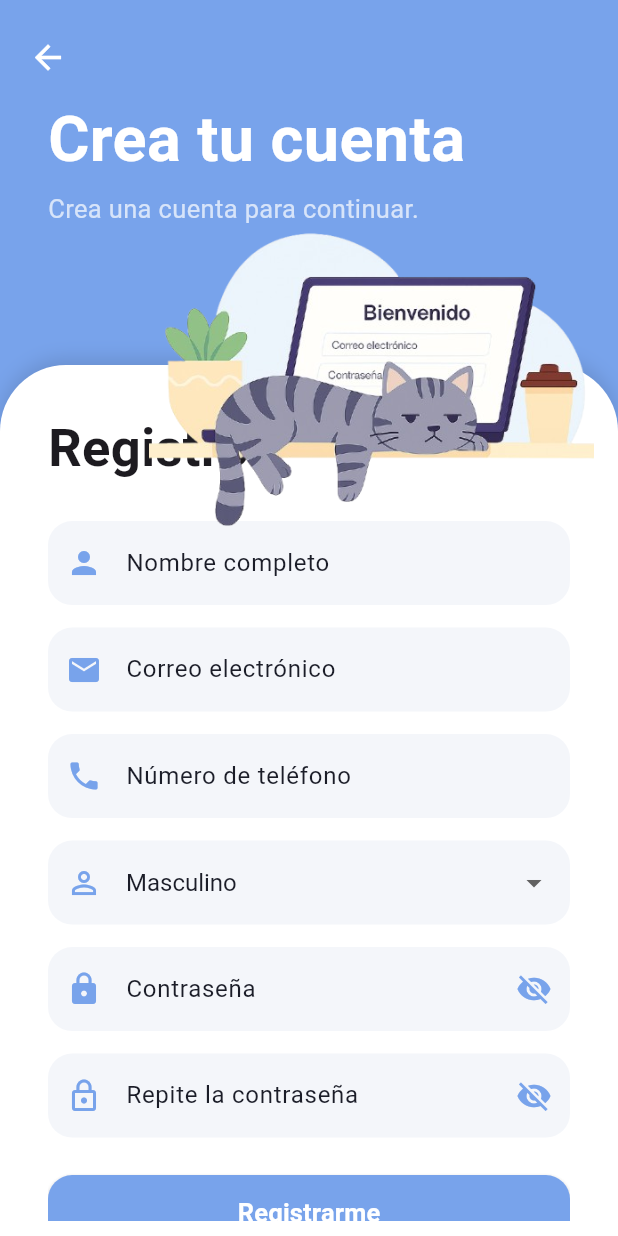
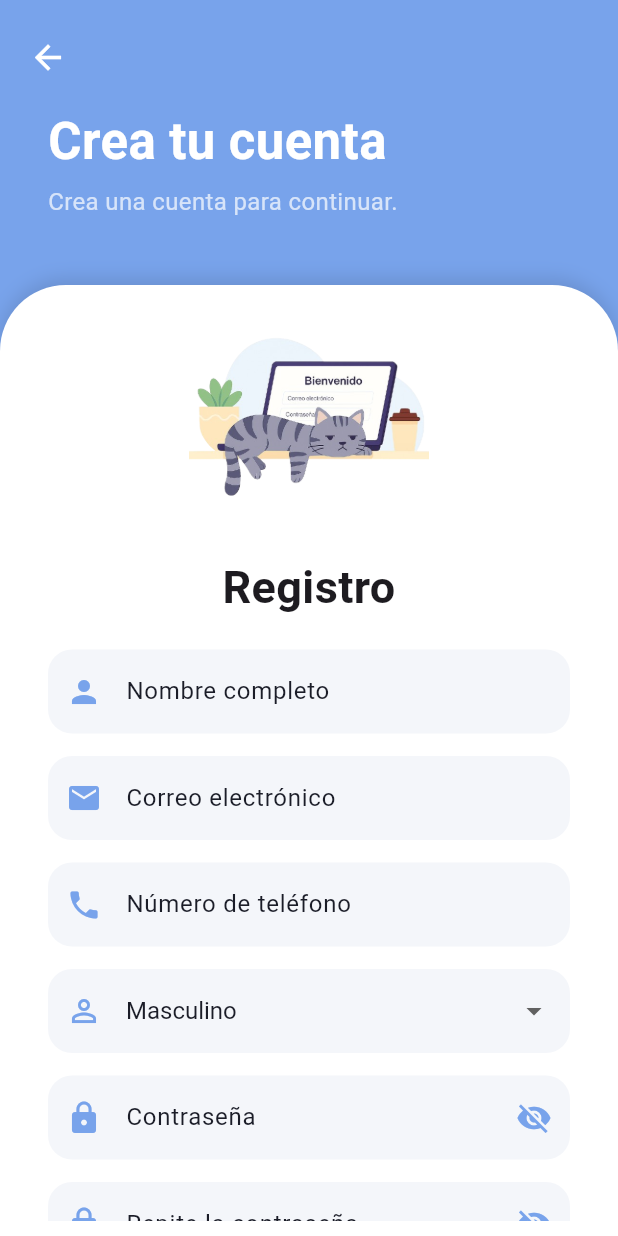
Before and after one commit to Skisekia/monedario, a Flutter app: the RegisterView screen opened by its route, on a phone screen of 412 x 824 dp. Run offline on Flutter 3.47's test engine with Material 3 defaults, Android fonts, the phone set to English and light mode, and no system bars; our stand-ins replace firebase_auth, firebase_core; accounts and stored records are empty.

Commit message:
Change docs
Se modificaron las funcionalidades de los archivos de registro, Login, desaborad, etc. para mejorar la interacción al registrarse

```diff
--- a/lib/controllers/auth_controller.dart
+++ b/lib/controllers/auth_controller.dart
@@ -8,7 +8,7 @@ class AuthController extends ChangeNotifier {
     _loading = true;
     notifyListeners();
 
-    // Simula una llamada a tu backend
+    // Simula delay o llama a FirebaseAuth
     await Future.delayed(const Duration(seconds: 2));
 
     _loading = false;
--- a/lib/controllers/register_controller.dart
+++ b/lib/controllers/register_controller.dart
@@ -2,11 +2,15 @@ import 'package:firebase_auth/firebase_auth.dart';
 import 'package:flutter/material.dart';
 
 class RegisterController {
+  // ======== Controladores de campos de entrada ========
   final TextEditingController emailCtrl;
   final TextEditingController passCtrl;
   final TextEditingController pass2Ctrl;
   final TextEditingController nameCtrl;
+  final TextEditingController phoneCtrl;
+  final String gender;
 
+  // ======== Callbacks para notificar éxito o error ========
   final VoidCallback onSuccess;
   final Function(String) onError;
 
@@ -17,17 +21,22 @@ class RegisterController {
     required this.passCtrl,
     required this.pass2Ctrl,
     required this.nameCtrl,
+    required this.phoneCtrl,
+    required this.gender,
     required this.onSuccess,
     required this.onError,
   });
 
+  // ======== Lógica de registro principal ========
   Future<void> registerUser(BuildContext context) async {
     final email = emailCtrl.text.trim();
     final pass = passCtrl.text.trim();
     final pass2 = pass2Ctrl.text.trim();
     final name = nameCtrl.text.trim();
+    final phone = phoneCtrl.text.trim();
 
-    if (email.isEmpty || pass.isEmpty || name.isEmpty || pass2.isEmpty) {
+    // Validaciones
+    if (email.isEmpty || pass.isEmpty || name.isEmpty || pass2.isEmpty || phone.isEmpty) {
       onError("Completa todos los campos.");
       return;
     }
@@ -38,14 +47,17 @@ class RegisterController {
     }
 
     try {
+      // Registro en Firebase
       final cred = await _auth.createUserWithEmailAndPassword(
         email: email,
         password: pass,
       );
 
+      // Actualiza nombre (puedes guardar teléfono y género en Firestore después)
       await cred.user!.updateDisplayName(name);
       await cred.user!.reload();
 
+      // Registro exitoso
       onSuccess();
     } on FirebaseAuthException catch (e) {
       String msg = "Error al registrar.";
@@ -58,8 +70,21 @@ class RegisterController {
     }
   }
 
+  // ======== Google Sign-In (placeholder) ========
   Future<void> signInWithGoogle() async {
-    // Puedes implementar aquí tu flujo de Google Sign-In
-    // y luego llamar a onSuccess() si fue exitoso
+    // TODO: Implementar lógica real con Google Sign-In
+    onError("Google Sign-In aún no está implementado.");
+  }
+
+  // ======== Facebook Sign-In (placeholder) ========
+  Future<void> signInWithFacebook() async {
+    // TODO: Implementar lógica real con Facebook Sign-In
+    onError("Facebook Sign-In aún no está implementado.");
+  }
+
+  // ======== Apple Sign-In (placeholder) ========
+  Future<void> signInWithApple() async {
+    // TODO: Implementar lógica real con Apple Sign-In
+    onError("Apple Sign-In aún no está implementado.");
   }
 }
--- a/lib/views/register.dart
+++ b/lib/views/register.dart
@@ -1,9 +1,7 @@
+// Agrega esto arriba de tu clase
 import 'package:flutter/material.dart';
 import '../controllers/register_controller.dart';
 
-// ===============================
-//         RegisterView
-// ===============================
 class RegisterView extends StatefulWidget {
   const RegisterView({super.key});
 
@@ -12,9 +10,6 @@ class RegisterView extends StatefulWidget {
 }
 
 class _RegisterViewState extends State<RegisterView> {
-  // ===============================
-  //   Controllers & Variables
-  // ===============================
   final _nameCtrl = TextEditingController();
   final _emailCtrl = TextEditingController();
   final _phoneCtrl = TextEditingController();
@@ -34,9 +29,11 @@ class _RegisterViewState extends State<RegisterView> {
       passCtrl: _passCtrl,
       pass2Ctrl: _pass2Ctrl,
       nameCtrl: _nameCtrl,
+      phoneCtrl: _phoneCtrl,
+      gender: _selectedGender,
       onSuccess: () {
         if (mounted) {
-          Navigator.pushReplacementNamed(context, '/dashboard');
+          Navigator.pushReplacementNamed(context, '/login'); // Ir al login despues registro exitoso
         }
       },
       onError: (msg) {
@@ -56,20 +53,19 @@ class _RegisterViewState extends State<RegisterView> {
     super.dispose();
   }
 
-  // ===============================
-  //             UI
-  // ===============================
   @override
   Widget build(BuildContext context) {
-    final h = MediaQuery.of(context).size.height;
-    final w = MediaQuery.of(context).size.width;
-    final headerHeight = h * 0.35;
+    return Scaffold(
+      body: LayoutBuilder(
+        builder: (context, constraints) {
+          final isTablet = constraints.maxWidth > 600;
+          final headerHeight = isTablet ? 280.0 : 230.0;
+          final imageHeight = isTablet ? 200.0 : 160.0;
 
-    return Scaffold(
-      body: Stack(
-        clipBehavior: Clip.none, //
+          return Stack(
+            clipBehavior: Clip.none,
             children: [
-          // ----- Fondo Degradado -----
+              // Fondo degradado
               Container(
                 decoration: const BoxDecoration(
                   gradient: LinearGradient(
@@ -80,9 +76,9 @@ class _RegisterViewState extends State<RegisterView> {
                 ),
               ),
 
-          // ----- Card blanco inferior (detrás de la imagen) -----
+              // Card blanco
               Positioned(
-            top: headerHeight - 45,
+                top: headerHeight - 40,
                 left: 0,
                 right: 0,
                 bottom: 0,
@@ -90,16 +86,30 @@ class _RegisterViewState extends State<RegisterView> {
                   padding: const EdgeInsets.symmetric(horizontal: 32, vertical: 10),
                   decoration: const BoxDecoration(
                     color: Colors.white,
-                borderRadius: BorderRadius.only(topLeft: Radius.circular(44), topRight: Radius.circular(44)),
-                boxShadow: [BoxShadow(color: Colors.black12, blurRadius: 10, offset: Offset(0, -4))],
+                    borderRadius: BorderRadius.only(
+                        topLeft: Radius.circular(44), topRight: Radius.circular(44)),
+                    boxShadow: [
+                      BoxShadow(color: Colors.black12, blurRadius: 10, offset: Offset(0, -4)),
+                    ],
                   ),
                   child: SingleChildScrollView(
                     child: Column(
                       crossAxisAlignment: CrossAxisAlignment.stretch,
                       children: [
+                        FractionallySizedBox(
+                          widthFactor: 0.7,
+                          alignment: Alignment.center,
+                          child: Image.asset(
+                            'assets/cata_register.png',
+                            height: imageHeight,
+                            fit: BoxFit.contain,
+                          ),
+                        ),
+                        const SizedBox(height: 10),
+                        const Text('Registro',
+                            textAlign: TextAlign.center,
+                            style: TextStyle(fontWeight: FontWeight.bold, fontSize: 30)),
                         const SizedBox(height: 20),
-                    const Text('Registro', style: TextStyle(fontWeight: FontWeight.bold, fontSize: 35)),
-                    const SizedBox(height: 24),
                         _buildInput(_nameCtrl, "Nombre completo", Icons.person, false),
                         const SizedBox(height: 15),
                         _buildInput(_emailCtrl, "Correo electrónico", Icons.email, false),
@@ -120,7 +130,9 @@ class _RegisterViewState extends State<RegisterView> {
                         const SizedBox(height: 18),
                         Row(children: const [
                           Expanded(child: Divider(thickness: 1.2)),
-                      Padding(padding: EdgeInsets.symmetric(horizontal: 8), child: Text('O regístrate con')),
+                          Padding(
+                              padding: EdgeInsets.symmetric(horizontal: 8),
+                              child: Text('O regístrate con')),
                           Expanded(child: Divider(thickness: 1.2)),
                         ]),
                         const SizedBox(height: 12),
@@ -145,7 +157,8 @@ class _RegisterViewState extends State<RegisterView> {
                             TextButton(
                               onPressed: () => Navigator.pushReplacementNamed(context, '/login'),
                               child: const Text('Inicia sesión',
-                              style: TextStyle(color: Color(0xFF78A3EB), fontWeight: FontWeight.bold)),
+                                  style: TextStyle(
+                                      color: Color(0xFF78A3EB), fontWeight: FontWeight.bold)),
                             ),
                           ],
                         ),
@@ -155,33 +168,23 @@ class _RegisterViewState extends State<RegisterView> {
                 ),
               ),
 
-          // ----- Ilustración ENCIMA del Card -----
-          SizedBox(
-            height: headerHeight + 110,
-            child: Stack(
-              clipBehavior: Clip.none, //  permite sobresalir la imagen
-              children: [
+              // Título
               Positioned(
-                  bottom: -10, //  sobresale la imagen hacia el card
-                  right: 16,
-                  child: SizedBox(
-                    width: w * 0.72,
-                    height: headerHeight * 1.05,
-                    child: Image.asset('assets/cata_register.png', fit: BoxFit.contain),
-                  ),
-                ),
-                Positioned(
-                  top: headerHeight * 0.22,
+                top: 70,
                 left: 32,
                 child: Column(
                   crossAxisAlignment: CrossAxisAlignment.start,
                   children: const [
-                      Text('Crea tu cuenta', style: TextStyle(color: Colors.white, fontSize: 42, fontWeight: FontWeight.bold)),
+                    Text('Crea tu cuenta',
+                        style: TextStyle(color: Colors.white, fontSize: 34, fontWeight: FontWeight.bold)),
                     SizedBox(height: 4),
-                      Text('Crea una cuenta para continuar.', style: TextStyle(color: Colors.white70, fontSize: 17)),
+                    Text('Crea una cuenta para continuar.',
+                        style: TextStyle(color: Colors.white70, fontSize: 16)),
                   ],
                 ),
               ),
+
+              // Botón atrás
               Positioned(
                 top: 14,
                 left: 8,
@@ -191,16 +194,13 @@ class _RegisterViewState extends State<RegisterView> {
                 ),
               ),
             ],
-            ),
-          ),
-        ],
+          );
+        },
       ),
     );
   }
 
-  // ===============================
-  //        Widgets Auxiliares
-  // ===============================
+  // ======= Tus widgets auxiliares (sin cambios) ==========
   Widget _buildInput(TextEditingController c, String hint, IconData icon, bool obscure,
       {bool showPassword = false, VoidCallback? togglePassword}) {
     return TextField(
@@ -213,7 +213,8 @@ class _RegisterViewState extends State<RegisterView> {
         prefixIcon: Icon(icon, color: const Color(0xFF78A3EB)),
         suffixIcon: obscure
             ? IconButton(
-                icon: Icon(showPassword ? Icons.visibility : Icons.visibility_off, color: const Color(0xFF78A3EB)),
+                icon: Icon(showPassword ? Icons.visibility : Icons.visibility_off,
+                    color: const Color(0xFF78A3EB)),
                 onPressed: togglePassword,
               )
             : null,
@@ -258,7 +259,9 @@ class _RegisterViewState extends State<RegisterView> {
       width: double.infinity,
       height: 50,
       child: ElevatedButton(
-        onPressed: _loading ? null : () async {
+        onPressed: _loading
+            ? null
+            : () async {
                 setState(() => _loading = true);
                 await _controller.registerUser(context);
               },
@@ -269,7 +272,8 @@ class _RegisterViewState extends State<RegisterView> {
         ),
         child: _loading
             ? const CircularProgressIndicator(color: Colors.white)
-            : const Text('Registrarme', style: TextStyle(fontWeight: FontWeight.bold, fontSize: 17, color: Colors.white)),
+            : const Text('Registrarme',
+                style: TextStyle(fontWeight: FontWeight.bold, fontSize: 17, color: Colors.white)),
       ),
     );
   }
```
Also changed, not shown: lib/models/user_model.dart (added, +11 -0 lines), lib/utils/icon_mapper.dart (added, +16 -0 lines), lib/views/dashboard.dart (+63 -77 lines), lib/views/login.dart (+9 -9 lines), lib/views/welcome.dart (+155 -65 lines), assets/welcome_cats.png, lib/controllers/dashboard_controller.dart (added), lib/models/transaction_model.dart (added), lib/utils/date_helper.dart (added), lib/views/add_transaction_menu.dart (added), lib/views/calendar_detail.dart (added), lib/views/notification_panel_view.dart (added), lib/views/payment_calendar_detail.dart (added), lib/views/settings_view.dart (added), 2 more files. Lines whose indentation alone changed are shown as unchanged.
